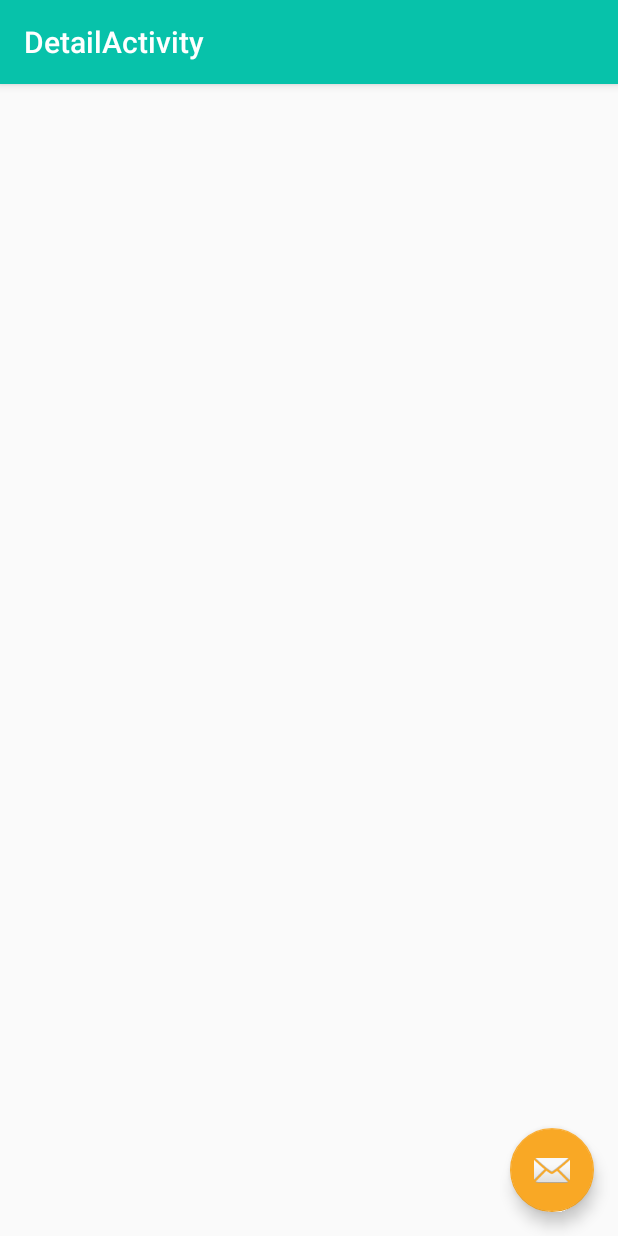
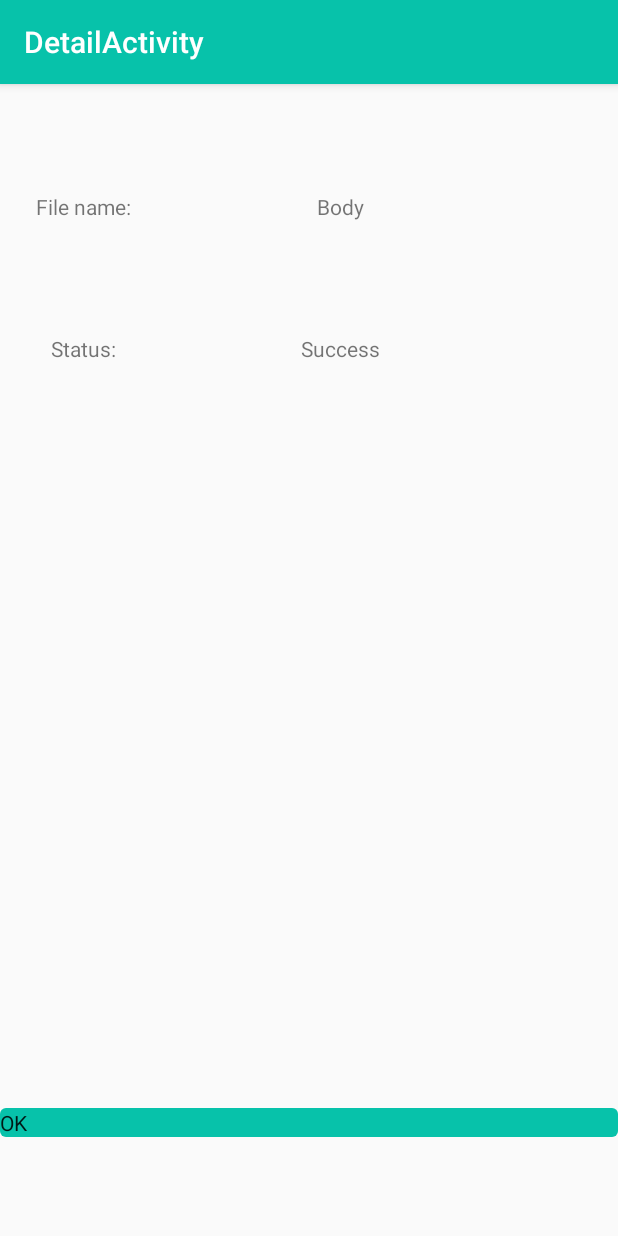
Before and after one commit to Manasask8127/Application-Loading-status-Bar, an Android app: the DetailActivity screen opened directly, with no data from a screen before it, on a phone screen of 412 x 824 dp. Run offline under Robolectric (Android 15) with nearby library versions, the phone set to English and light mode, and no system bars.

Commit message:
Basic layout design completed

```diff
--- a/app/src/main/res/layout/activity_detail.xml
+++ b/app/src/main/res/layout/activity_detail.xml
@@ -22,12 +22,12 @@
 
     <include layout="@layout/content_detail" />
 
-    <com.google.android.material.floatingactionbutton.FloatingActionButton
-        android:id="@+id/fab"
-        android:layout_width="wrap_content"
-        android:layout_height="wrap_content"
-        android:layout_gravity="bottom|end"
-        android:layout_margin="@dimen/fab_margin"
-        app:srcCompat="@android:drawable/ic_dialog_email" />
+<!--    <com.google.android.material.floatingactionbutton.FloatingActionButton-->
+<!--        android:id="@+id/fab"-->
+<!--        android:layout_width="wrap_content"-->
+<!--        android:layout_height="wrap_content"-->
+<!--        android:layout_gravity="bottom|end"-->
+<!--        android:layout_margin="@dimen/fab_margin"-->
+<!--        app:srcCompat="@android:drawable/ic_dialog_email" />-->
 
 </androidx.coordinatorlayout.widget.CoordinatorLayout>
--- a/app/src/main/res/layout/content_detail.xml
+++ b/app/src/main/res/layout/content_detail.xml
@@ -1,5 +1,6 @@
 <?xml version="1.0" encoding="utf-8"?>
-<androidx.constraintlayout.widget.ConstraintLayout xmlns:android="http://schemas.android.com/apk/res/android"
+<androidx.constraintlayout.widget.ConstraintLayout
+    xmlns:android="http://schemas.android.com/apk/res/android"
     xmlns:app="http://schemas.android.com/apk/res-auto"
     xmlns:tools="http://schemas.android.com/tools"
     android:layout_width="match_parent"
@@ -8,4 +9,54 @@
     tools:context=".DetailActivity"
     tools:showIn="@layout/activity_detail">
 
+    <TextView
+        android:id="@+id/file_title"
+        android:layout_width="wrap_content"
+        android:layout_height="wrap_content"
+        android:layout_marginStart="24dp"
+        android:layout_marginTop="72dp"
+        android:text="File name:"
+        app:layout_constraintStart_toStartOf="parent"
+        app:layout_constraintTop_toTopOf="parent" />
+
+    <TextView
+        android:id="@+id/file_body"
+        android:layout_width="wrap_content"
+        android:layout_height="wrap_content"
+        android:layout_marginStart="124dp"
+        android:text="Body"
+        app:layout_constraintBottom_toBottomOf="@+id/file_title"
+        app:layout_constraintStart_toEndOf="@+id/file_title" />
+
+    <TextView
+        android:id="@+id/status_title"
+        android:layout_width="wrap_content"
+        android:layout_height="wrap_content"
+        android:text="Status:"
+        app:layout_constraintEnd_toEndOf="@+id/file_title"
+        app:layout_constraintStart_toStartOf="@+id/file_title"
+        app:layout_constraintTop_toBottomOf="@+id/file_title"
+        android:layout_marginTop="75dp"/>
+
+    <TextView
+        android:id="@+id/status_body"
+        android:layout_width="wrap_content"
+        android:layout_height="wrap_content"
+        android:text="Success"
+        app:layout_constraintBottom_toBottomOf="@+id/status_title"
+        app:layout_constraintEnd_toEndOf="@+id/file_body"
+        app:layout_constraintStart_toStartOf="@+id/file_body"
+        app:layout_constraintTop_toTopOf="@+id/status_title" />
+
+    <com.google.android.material.button.MaterialButton
+        android:id="@+id/ok"
+        android:layout_width="match_parent"
+        android:layout_height="wrap_content"
+        android:text="OK"
+        app:layout_constraintBottom_toBottomOf="parent"
+        app:layout_constraintTop_toBottomOf="@+id/status_body"
+        app:layout_constraintVertical_bias="0.891"
+        tools:layout_editor_absoluteX="16dp" />
+
+
 </androidx.constraintlayout.widget.ConstraintLayout>
```
Also changed, not shown: app/src/main/res/layout/content_main.xml (+66 -3 lines), app/src/main/res/drawable/cloud_download.png (added).
